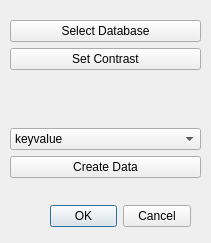
Before: the Qt Designer form neurolabi/gui/dialogs/dvidoperatedialog.ui in janelia-flyem/NeuTu, drawn with Qt 5.
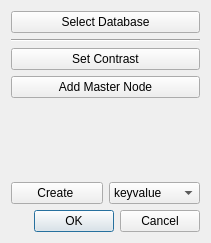
After: the same form once the commit is applied.

Patch:
```diff
--- a/neurolabi/gui/dialogs/dvidoperatedialog.ui
+++ b/neurolabi/gui/dialogs/dvidoperatedialog.ui
@@ -13,31 +13,6 @@
   <property name="windowTitle">
    <string>DVID Operation</string>
   </property>
-  <widget class="QDialogButtonBox" name="buttonBox">
-   <property name="geometry">
-    <rect>
-     <x>50</x>
-     <y>200</y>
-     <width>141</width>
-     <height>32</height>
-    </rect>
-   </property>
-   <property name="orientation">
-    <enum>Qt::Horizontal</enum>
-   </property>
-   <property name="standardButtons">
-    <set>QDialogButtonBox::Cancel|QDialogButtonBox::Ok</set>
-   </property>
-  </widget>
-  <widget class="QWidget" name="layoutWidget">
-   <property name="geometry">
-    <rect>
-     <x>10</x>
-     <y>20</y>
-     <width>191</width>
-     <height>158</height>
-    </rect>
-   </property>
    <layout class="QVBoxLayout" name="verticalLayout">
     <item>
      <widget class="QPushButton" name="dvidPushButton">
@@ -46,6 +21,13 @@
       </property>
      </widget>
     </item>
+   <item>
+    <widget class="Line" name="line">
+     <property name="orientation">
+      <enum>Qt::Horizontal</enum>
+     </property>
+    </widget>
+   </item>
     <item>
      <widget class="QPushButton" name="contrastPushButton">
       <property name="text">
@@ -53,6 +35,13 @@
       </property>
      </widget>
     </item>
+   <item>
+    <widget class="QPushButton" name="addMasterPushButton">
+     <property name="text">
+      <string>Add Master Node</string>
+     </property>
+    </widget>
+   </item>
     <item>
      <widget class="QLabel" name="dvidLabel">
       <property name="text">
@@ -61,6 +50,15 @@
      </widget>
     </item>
     <item>
+    <layout class="QHBoxLayout" name="horizontalLayout">
+     <item>
+      <widget class="QPushButton" name="creatDataPushButton">
+       <property name="text">
+        <string>Create </string>
+       </property>
+      </widget>
+     </item>
+     <item>
      <widget class="QComboBox" name="typeComboBox">
       <item>
        <property name="text">
@@ -79,15 +77,19 @@
       </item>
      </widget>
     </item>
+    </layout>
+   </item>
     <item>
-     <widget class="QPushButton" name="creatDataPushButton">
-      <property name="text">
-       <string>Create Data</string>
+    <widget class="QDialogButtonBox" name="buttonBox">
+     <property name="orientation">
+      <enum>Qt::Horizontal</enum>
+     </property>
+     <property name="standardButtons">
+      <set>QDialogButtonBox::Cancel|QDialogButtonBox::Ok</set>
       </property>
      </widget>
     </item>
    </layout>
-  </widget>
  </widget>
  <resources/>
  <connections>
```
Lines whose indentation alone changed are shown as unchanged.
